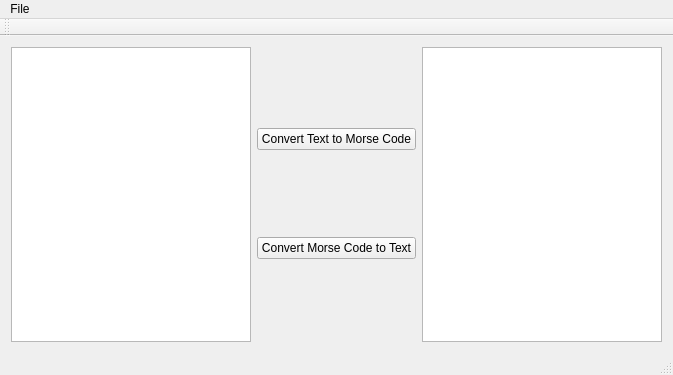
The window that Source/mainwindow.ui (Trinak/MorseCodeConverter) describes before a commit, drawn with Qt 5.
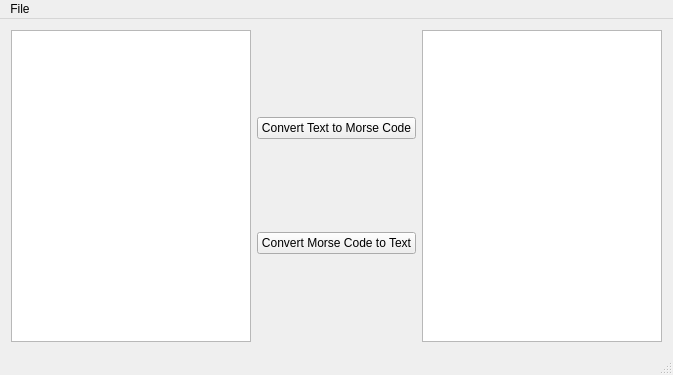
The same window after the commit.

What changed in the file:
```diff
--- a/Source/mainwindow.ui
+++ b/Source/mainwindow.ui
@@ -68,14 +68,6 @@
    </widget>
    <addaction name="menuFile"/>
   </widget>
-  <widget class="QToolBar" name="mainToolBar">
-   <attribute name="toolBarArea">
-    <enum>TopToolBarArea</enum>
-   </attribute>
-   <attribute name="toolBarBreak">
-    <bool>false</bool>
-   </attribute>
-  </widget>
   <widget class="QStatusBar" name="statusBar"/>
   <action name="actionOpen">
    <property name="text">
```
